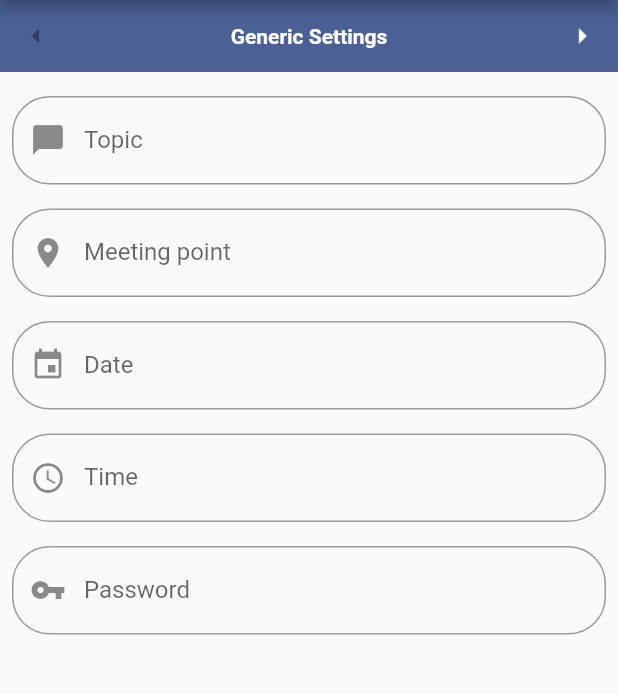
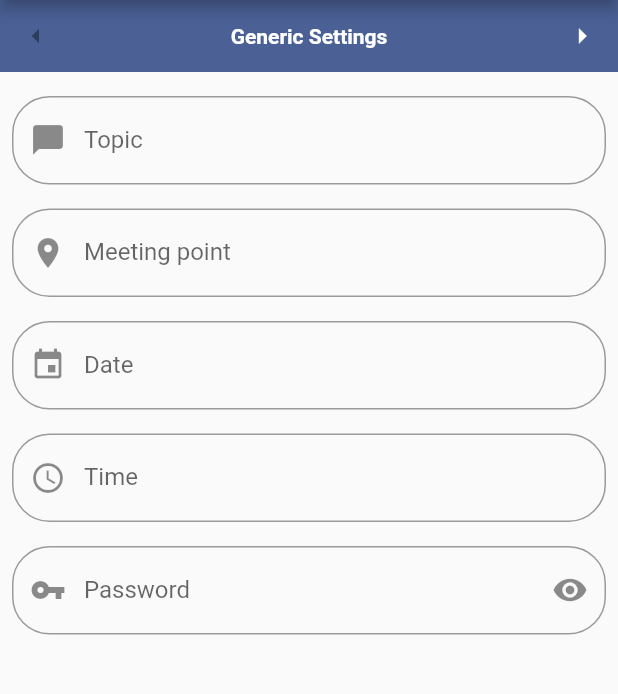
Before and after one commit to Murmelmunz/mop_frontend, a Flutter app: the screen it shows after launch, after a tap on the "add" icon, on a phone screen of 412 x 824 dp, the part 84-778 px from its top. Run offline on Flutter 3.47's test engine with Material 2 defaults, Android fonts, the phone set to English and light mode, and no system bars; our stand-ins replace shared_preferences; network calls fail.

Commit message:
create_room: add textfield button to show and hide password

```diff
--- a/lib/screens/create_room.dart
+++ b/lib/screens/create_room.dart
@@ -16,6 +16,7 @@ class CreateRoomPage extends StatefulWidget {
 
 class _CreateRoomPageState extends State<CreateRoomPage> {
   bool _isLoading = false;
+  bool _obscureText = true;
 
   DateTime _date = DateTime.now();
   TimeOfDay _time = TimeOfDay.now();
@@ -125,10 +126,20 @@ class _CreateRoomPageState extends State<CreateRoomPage> {
                   ),
                   Padding(padding: EdgeInsets.all(8.0)),
 
-                  TextField(decoration: InputDecoration(labelText: "Password", prefixIcon: Icon(Icons.vpn_key)),
-                    onChanged: (text) { room.password = text; },
+                  TextField(
+                    decoration: InputDecoration(
+                        labelText: "Password",
+                        prefixIcon: Icon(Icons.vpn_key),
+                        suffixIcon: IconButton(
+                          icon: Icon(Icons.remove_red_eye),
+                          onPressed: () { setState(() => _obscureText = !_obscureText); },
+                        )
+                    ),
+                    onChanged: (text) {
+                      room.password = text;
+                    },
                     controller: initialValue(room.password),
-                    obscureText: true,
+                    obscureText: _obscureText,
                   ),
                   Padding(padding: EdgeInsets.all(8.0)),
 
--- a/lib/screens/create_room3.dart
+++ b/lib/screens/create_room3.dart
@@ -80,7 +80,7 @@ class _CreateRoomPageState3 extends State<CreateRoomPage3> {
                           Text("Meeting point: ${room.meetingPoint}"),
                           Text("Date: ${room.date}"),
                           Text("Time: ${room.time}"),
-                          room.password != null
+                          room.password != null && room.password != ""
                               ? Icon(Icons.lock, color: Theme.of(context).accentColor)
                               : Container()
                         ],
```
